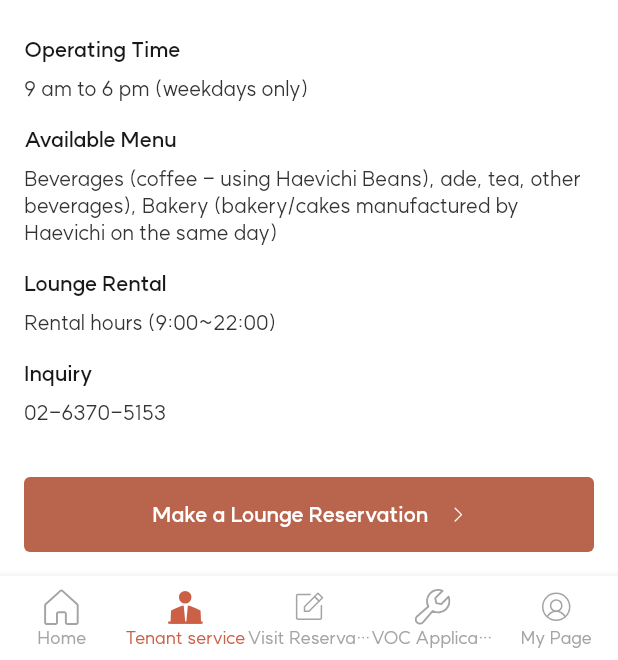
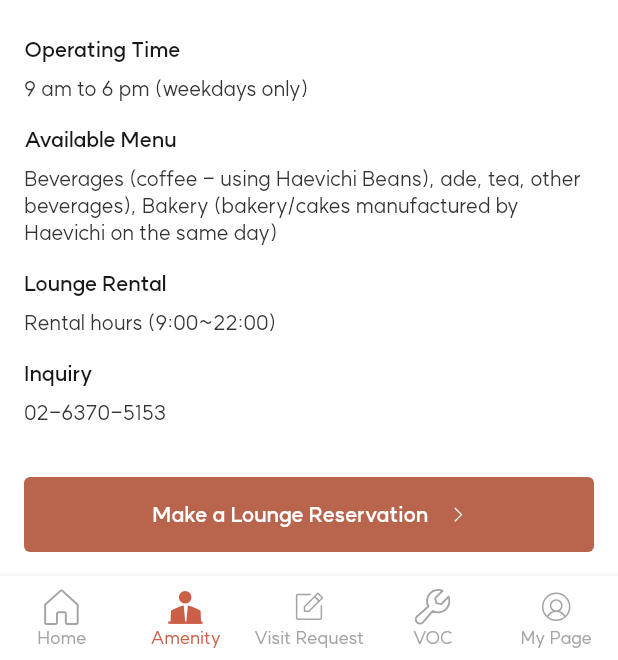
Before and after one commit to souravpanda94/Centropolis, a Flutter app: the BottomNavigationScreen screen opened directly, item 2 of the bottom bar chosen, scrolled down 146 dp, on a phone screen of 412 x 824 dp, the part 576-1236 px from its top. Run offline on Flutter 3.47's test engine with Material 2 defaults, Android fonts, the light colour scheme and no system bars; our stand-ins replace barcode_widget, carousel_slider, easy_localization, flutter_image_slideshow, flutter_svg, fluttertoast and 2 more; missing offline and left inert: flutter_barcode_scanner; accounts and stored records are empty.

Commit message:
tab name modify in BottomNavigationScreen

```diff
--- a/centropolis/assets/translations/en.json
+++ b/centropolis/assets/translations/en.json
@@ -70,6 +70,9 @@
   "airConditioning" : "Air Conditioning",
   "loungeReservationComplete" : "Lounge reservation complete",
   "check" : "Check",
+  "visitRequest" : "Visit Request",
+  "voc" : "VOC",
+
 
 
 
--- a/centropolis/assets/translations/ko.json
+++ b/centropolis/assets/translations/ko.json
@@ -68,6 +68,8 @@
   "airConditioning" : "Air Conditioning",
   "loungeReservationComplete" : "Lounge reservation complete",
   "check" : "확인",
+  "visitRequest" : "Visit Request",
+  "voc" : "VOC",
 
 
 
--- a/centropolis/lib/widgets/bottom_navigation.dart
+++ b/centropolis/lib/widgets/bottom_navigation.dart
@@ -85,7 +85,7 @@ class _BottomNavigationScreenState extends State<BottomNavigationScreen> {
                 width: 25,
                 height: 25,
               ),
-              label: tr("tenantService"),
+              label: tr("amenity"),
               backgroundColor: CustomColors.whiteColor),
           BottomNavigationBarItem(
               icon: SvgPicture.asset(
@@ -96,7 +96,7 @@ class _BottomNavigationScreenState extends State<BottomNavigationScreen> {
                 width: 25,
                 height: 25,
               ),
-              label: tr("visitor"),
+              label: tr("visitRequest"),
               backgroundColor: CustomColors.whiteColor),
           BottomNavigationBarItem(
               icon: SvgPicture.asset(
@@ -107,7 +107,7 @@ class _BottomNavigationScreenState extends State<BottomNavigationScreen> {
                 width: 25,
                 height: 25,
               ),
-              label: tr("vocApplication"),
+              label: tr("voc"),
               backgroundColor: CustomColors.whiteColor),
           BottomNavigationBarItem(
               icon: SvgPicture.asset(
```
